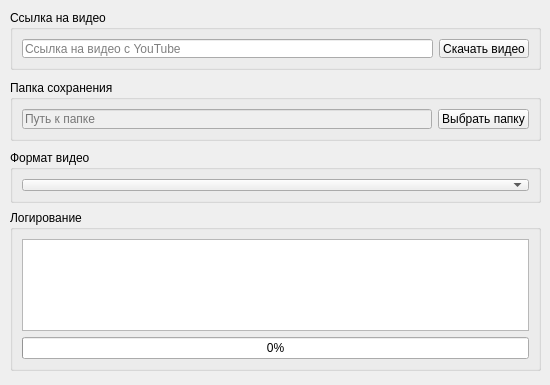
Kupriyashin/Downloading-videos-from-YouTube-Pytube-PyQT, file Form_download.ui: the form before one commit.
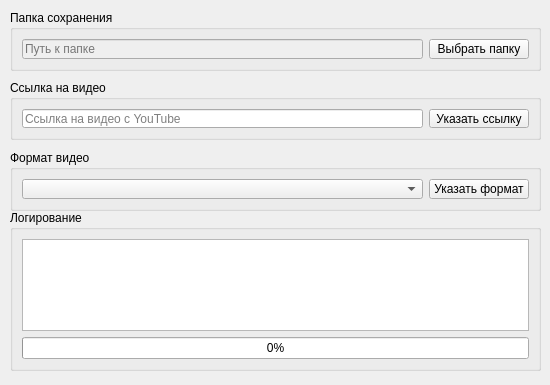
The form after the commit.

```diff
--- a/Form_download.ui
+++ b/Form_download.ui
@@ -42,7 +42,7 @@
     <property name="geometry">
      <rect>
       <x>10</x>
-      <y>10</y>
+      <y>80</y>
       <width>531</width>
       <height>60</height>
      </rect>
@@ -64,8 +64,20 @@
          </item>
          <item>
           <widget class="QPushButton" name="pushButton">
+           <property name="sizePolicy">
+            <sizepolicy hsizetype="Minimum" vsizetype="Fixed">
+             <horstretch>100</horstretch>
+             <verstretch>0</verstretch>
+            </sizepolicy>
+           </property>
+           <property name="maximumSize">
+            <size>
+             <width>100</width>
+             <height>16777215</height>
+            </size>
+           </property>
            <property name="text">
-            <string>Скачать видео</string>
+            <string>Указать ссылку</string>
            </property>
           </widget>
          </item>
@@ -79,7 +91,7 @@
     <property name="geometry">
      <rect>
       <x>10</x>
-      <y>80</y>
+      <y>10</y>
       <width>531</width>
       <height>61</height>
      </rect>
@@ -102,6 +114,18 @@
        </item>
        <item>
         <widget class="QPushButton" name="pushButton_2">
+         <property name="sizePolicy">
+          <sizepolicy hsizetype="Minimum" vsizetype="Fixed">
+           <horstretch>90</horstretch>
+           <verstretch>0</verstretch>
+          </sizepolicy>
+         </property>
+         <property name="maximumSize">
+          <size>
+           <width>100</width>
+           <height>16777215</height>
+          </size>
+         </property>
          <property name="text">
           <string>Выбрать папку</string>
          </property>
@@ -117,15 +141,38 @@
       <x>10</x>
       <y>150</y>
       <width>531</width>
-      <height>53</height>
+      <height>61</height>
      </rect>
     </property>
     <property name="title">
      <string>Формат видео</string>
     </property>
-    <layout class="QVBoxLayout" name="verticalLayout_2">
+    <layout class="QHBoxLayout" name="horizontalLayout_5">
      <item>
-      <widget class="QComboBox" name="comboBox"/>
+      <layout class="QHBoxLayout" name="horizontalLayout_2">
+       <item>
+        <widget class="QComboBox" name="comboBox"/>
+       </item>
+       <item>
+        <widget class="QPushButton" name="pushButton_3">
+         <property name="sizePolicy">
+          <sizepolicy hsizetype="Minimum" vsizetype="Fixed">
+           <horstretch>90</horstretch>
+           <verstretch>0</verstretch>
+          </sizepolicy>
+         </property>
+         <property name="maximumSize">
+          <size>
+           <width>100</width>
+           <height>16777215</height>
+          </size>
+         </property>
+         <property name="text">
+          <string>Указать формат</string>
+         </property>
+        </widget>
+       </item>
+      </layout>
      </item>
     </layout>
    </widget>
```
